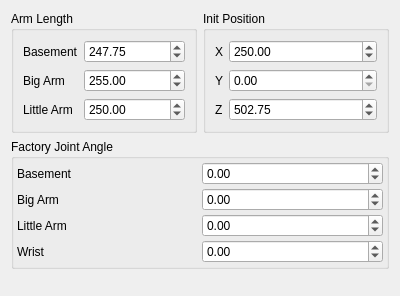
ww4u/megarobostudio, file source/wnd/ui/sinanjuconfig.ui: the form before one commit.
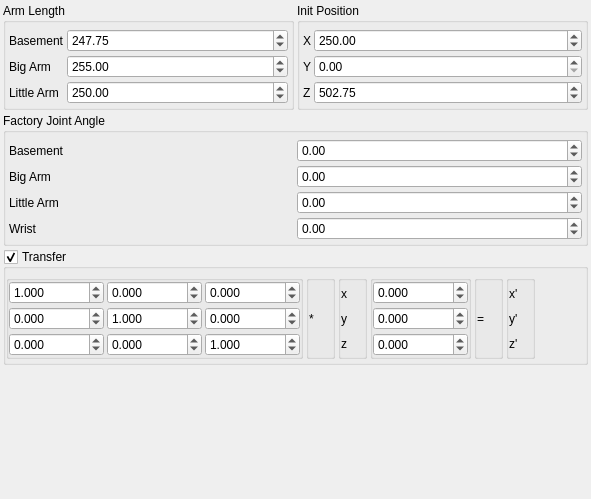
The form after the commit.

Diff of the .ui file:
```diff
--- a/source/wnd/ui/sinanjuconfig.ui
+++ b/source/wnd/ui/sinanjuconfig.ui
@@ -6,33 +6,53 @@
    <rect>
     <x>0</x>
     <y>0</y>
-    <width>400</width>
-    <height>296</height>
+    <width>591</width>
+    <height>499</height>
    </rect>
   </property>
   <property name="windowTitle">
    <string>Form</string>
   </property>
   <layout class="QGridLayout" name="gridLayout">
-   <item row="2" column="0">
-    <spacer name="verticalSpacer">
-     <property name="orientation">
-      <enum>Qt::Vertical</enum>
-     </property>
-     <property name="sizeHint" stdset="0">
-      <size>
-       <width>20</width>
-       <height>40</height>
-      </size>
-     </property>
-    </spacer>
-   </item>
+   <property name="leftMargin">
+    <number>3</number>
+   </property>
+   <property name="topMargin">
+    <number>3</number>
+   </property>
+   <property name="rightMargin">
+    <number>3</number>
+   </property>
+   <property name="bottomMargin">
+    <number>3</number>
+   </property>
+   <property name="spacing">
+    <number>3</number>
+   </property>
    <item row="0" column="0">
     <widget class="QGroupBox" name="groupBox">
      <property name="title">
       <string>Arm Length</string>
      </property>
      <layout class="QFormLayout" name="formLayout">
+      <property name="horizontalSpacing">
+       <number>3</number>
+      </property>
+      <property name="verticalSpacing">
+       <number>3</number>
+      </property>
+      <property name="leftMargin">
+       <number>3</number>
+      </property>
+      <property name="topMargin">
+       <number>6</number>
+      </property>
+      <property name="rightMargin">
+       <number>3</number>
+      </property>
+      <property name="bottomMargin">
+       <number>3</number>
+      </property>
       <item row="0" column="0">
        <widget class="QLabel" name="label">
         <property name="text">
@@ -87,66 +107,6 @@
      </layout>
     </widget>
    </item>
-   <item row="0" column="1">
-    <widget class="QGroupBox" name="groupBox_2">
-     <property name="title">
-      <string>Init Position</string>
-     </property>
-     <layout class="QFormLayout" name="formLayout_2">
-      <item row="0" column="0">
-       <widget class="QLabel" name="label_4">
-        <property name="text">
-         <string>X</string>
-        </property>
-       </widget>
-      </item>
-      <item row="0" column="1">
-       <widget class="QDoubleSpinBox" name="spinX">
-        <property name="maximum">
-         <double>1000.000000000000000</double>
-        </property>
-        <property name="value">
-         <double>250.000000000000000</double>
-        </property>
-       </widget>
-      </item>
-      <item row="1" column="0">
-       <widget class="QLabel" name="label_5">
-        <property name="text">
-         <string>Y</string>
-        </property>
-       </widget>
-      </item>
-      <item row="1" column="1">
-       <widget class="QDoubleSpinBox" name="spinY">
-        <property name="maximum">
-         <double>1000.000000000000000</double>
-        </property>
-        <property name="value">
-         <double>0.000000000000000</double>
-        </property>
-       </widget>
-      </item>
-      <item row="2" column="0">
-       <widget class="QLabel" name="label_6">
-        <property name="text">
-         <string>Z</string>
-        </property>
-       </widget>
-      </item>
-      <item row="2" column="1">
-       <widget class="QDoubleSpinBox" name="spinZ">
-        <property name="maximum">
-         <double>1000.000000000000000</double>
-        </property>
-        <property name="value">
-         <double>502.750000000000000</double>
-        </property>
-       </widget>
-      </item>
-     </layout>
-    </widget>
-   </item>
    <item row="1" column="0" colspan="2">
     <widget class="QGroupBox" name="groupBox_3">
      <property name="title">
@@ -157,7 +117,7 @@
        <number>3</number>
       </property>
       <property name="topMargin">
-       <number>3</number>
+       <number>6</number>
       </property>
       <property name="rightMargin">
        <number>3</number>
@@ -239,6 +199,502 @@
      </layout>
     </widget>
    </item>
+   <item row="0" column="1">
+    <widget class="QGroupBox" name="groupBox_2">
+     <property name="title">
+      <string>Init Position</string>
+     </property>
+     <layout class="QFormLayout" name="formLayout_2">
+      <property name="horizontalSpacing">
+       <number>3</number>
+      </property>
+      <property name="verticalSpacing">
+       <number>3</number>
+      </property>
+      <property name="leftMargin">
+       <number>3</number>
+      </property>
+      <property name="topMargin">
+       <number>6</number>
+      </property>
+      <property name="rightMargin">
+       <number>3</number>
+      </property>
+      <property name="bottomMargin">
+       <number>3</number>
+      </property>
+      <item row="0" column="0">
+       <widget class="QLabel" name="label_4">
+        <property name="text">
+         <string>X</string>
+        </property>
+       </widget>
+      </item>
+      <item row="0" column="1">
+       <widget class="QDoubleSpinBox" name="spinX">
+        <property name="maximum">
+         <double>1000.000000000000000</double>
+        </property>
+        <property name="value">
+         <double>250.000000000000000</double>
+        </property>
+       </widget>
+      </item>
+      <item row="1" column="0">
+       <widget class="QLabel" name="label_5">
+        <property name="text">
+         <string>Y</string>
+        </property>
+       </widget>
+      </item>
+      <item row="1" column="1">
+       <widget class="QDoubleSpinBox" name="spinY">
+        <property name="maximum">
+         <double>1000.000000000000000</double>
+        </property>
+        <property name="value">
+         <double>0.000000000000000</double>
+        </property>
+       </widget>
+      </item>
+      <item row="2" column="0">
+       <widget class="QLabel" name="label_6">
+        <property name="text">
+         <string>Z</string>
+        </property>
+       </widget>
+      </item>
+      <item row="2" column="1">
+       <widget class="QDoubleSpinBox" name="spinZ">
+        <property name="maximum">
+         <double>1000.000000000000000</double>
+        </property>
+        <property name="value">
+         <double>502.750000000000000</double>
+        </property>
+       </widget>
+      </item>
+     </layout>
+    </widget>
+   </item>
+   <item row="3" column="0">
+    <spacer name="verticalSpacer">
+     <property name="orientation">
+      <enum>Qt::Vertical</enum>
+     </property>
+     <property name="sizeHint" stdset="0">
+      <size>
+       <width>20</width>
+       <height>40</height>
+      </size>
+     </property>
+    </spacer>
+   </item>
+   <item row="2" column="0" colspan="2">
+    <widget class="QGroupBox" name="gpTransfer">
+     <property name="title">
+      <string>Transfer</string>
+     </property>
+     <property name="checkable">
+      <bool>true</bool>
+     </property>
+     <layout class="QGridLayout" name="gridLayout_3">
+      <property name="leftMargin">
+       <number>0</number>
+      </property>
+      <property name="topMargin">
+       <number>6</number>
+      </property>
+      <property name="rightMargin">
+       <number>0</number>
+      </property>
+      <property name="bottomMargin">
+       <number>3</number>
+      </property>
+      <property name="spacing">
+       <number>3</number>
+      </property>
+      <item row="2" column="1">
+       <widget class="QGroupBox" name="groupBox_5">
+        <property name="title">
+         <string/>
+        </property>
+        <layout class="QGridLayout" name="gridLayout_4">
+         <property name="leftMargin">
+          <number>0</number>
+         </property>
+         <property name="topMargin">
+          <number>0</number>
+         </property>
+         <property name="rightMargin">
+          <number>0</number>
+         </property>
+         <property name="bottomMargin">
+          <number>0</number>
+         </property>
+         <property name="spacing">
+          <number>3</number>
+         </property>
+         <item row="3" column="0">
+          <widget class="QDoubleSpinBox" name="spinR10">
+           <property name="decimals">
+            <number>3</number>
+           </property>
+           <property name="minimum">
+            <double>-1000000.000000000000000</double>
+           </property>
+           <property name="maximum">
+            <double>1000000.000000000000000</double>
+           </property>
+          </widget>
+         </item>
+         <item row="6" column="0">
+          <widget class="QDoubleSpinBox" name="spinR20">
+           <property name="decimals">
+            <number>3</number>
+           </property>
+           <property name="minimum">
+            <double>-1000000.000000000000000</double>
+           </property>
+           <property name="maximum">
+            <double>1000000.000000000000000</double>
+           </property>
+          </widget>
+         </item>
+         <item row="0" column="1">
+          <widget class="QDoubleSpinBox" name="spinR01">
+           <property name="decimals">
+            <number>3</number>
+           </property>
+           <property name="minimum">
+            <double>-1000000.000000000000000</double>
+           </property>
+           <property name="maximum">
+            <double>1000000.000000000000000</double>
+           </property>
+          </widget>
+         </item>
+         <item row="0" column="0">
+          <widget class="QDoubleSpinBox" name="spinR00">
+           <property name="decimals">
+            <number>3</number>
+           </property>
+           <property name="minimum">
+            <double>-1000000.000000000000000</double>
+           </property>
+           <property name="maximum">
+            <double>1000000.000000000000000</double>
+           </property>
+           <property name="value">
+            <double>1.000000000000000</double>
+           </property>
+          </widget>
+         </item>
+         <item row="0" column="2">
+          <widget class="QDoubleSpinBox" name="spinR02">
+           <property name="decimals">
+            <number>3</number>
+           </property>
+           <property name="minimum">
+            <double>-1000000.000000000000000</double>
+           </property>
+           <property name="maximum">
+            <double>1000000.000000000000000</double>
+           </property>
+          </widget>
+         </item>
+         <item row="3" column="1">
+          <widget class="QDoubleSpinBox" name="spinR11">
+           <property name="decimals">
+            <number>3</number>
+           </property>
+           <property name="minimum">
+            <double>-1000000.000000000000000</double>
+           </property>
+           <property name="maximum">
+            <double>1000000.000000000000000</double>
+           </property>
+           <property name="value">
+            <double>1.000000000000000</double>
+           </property>
+          </widget>
+         </item>
+         <item row="3" column="2">
+          <widget class="QDoubleSpinBox" name="spinR12">
+           <property name="decimals">
+            <number>3</number>
+           </property>
+           <property name="minimum">
+            <double>-1000000.000000000000000</double>
+           </property>
+           <property name="maximum">
+            <double>1000000.000000000000000</double>
+           </property>
+          </widget>
+         </item>
+         <item row="6" column="1">
+          <widget class="QDoubleSpinBox" name="spinR21">
+           <property name="decimals">
+            <number>3</number>
+           </property>
+           <property name="minimum">
+            <double>-1000000.000000000000000</double>
+           </property>
+           <property name="maximum">
+            <double>1000000.000000000000000</double>
+           </property>
+          </widget>
+         </item>
+         <item row="6" column="2">
+          <widget class="QDoubleSpinBox" name="spinR22">
+           <property name="decimals">
+            <number>3</number>
+           </property>
+           <property name="minimum">
+            <double>-1000000.000000000000000</double>
+           </property>
+           <property name="maximum">
+            <double>1000000.000000000000000</double>
+           </property>
+           <property name="value">
+            <double>1.000000000000000</double>
+           </property>
+          </widget>
+         </item>
+        </layout>
+       </widget>
+      </item>
+      <item row="2" column="4">
+       <widget class="QGroupBox" name="groupBox_6">
+        <property name="title">
+         <string/>
+        </property>
+        <layout class="QGridLayout" name="gridLayout_5">
+         <property name="leftMargin">
+          <number>0</number>
+         </property>
+         <property name="topMargin">
+          <number>0</number>
+         </property>
+         <property name="rightMargin">
+          <number>0</number>
+         </property>
+         <property name="bottomMargin">
+          <number>0</number>
+         </property>
+         <property name="spacing">
+          <number>3</number>
+         </property>
+         <item row="2" column="0">
+          <widget class="QDoubleSpinBox" name="spinS10">
+           <property name="decimals">
+            <number>3</number>
+           </property>
+           <property name="minimum">
+            <double>-1000000.000000000000000</double>
+           </property>
+           <property name="maximum">
+            <double>1000000.000000000000000</double>
+           </property>
+          </widget>
+         </item>
+         <item row="3" column="0">
+          <widget class="QDoubleSpinBox" name="spinS20">
+           <property name="decimals">
+            <number>3</number>
+           </property>
+           <property name="minimum">
+            <double>-1000000.000000000000000</double>
+           </property>
+           <property name="maximum">
+            <double>1000000.000000000000000</double>
+           </property>
+          </widget>
+         </item>
+         <item row="0" column="0">
+          <widget class="QDoubleSpinBox" name="spinS00">
+           <property name="decimals">
+            <number>3</number>
+           </property>
+           <property name="minimum">
+            <double>-1000000.000000000000000</double>
+           </property>
+           <property name="maximum">
+            <double>1000000.000000000000000</double>
+           </property>
+          </widget>
+         </item>
+        </layout>
+       </widget>
+      </item>
+      <item row="2" column="3">
+       <widget class="QGroupBox" name="groupBox_8">
+        <property name="title">
+         <string/>
+        </property>
+        <layout class="QVBoxLayout" name="verticalLayout_2">
+         <property name="spacing">
+          <number>0</number>
+         </property>
+         <property name="leftMargin">
+          <number>0</number>
+         </property>
+         <property name="topMargin">
+          <number>0</number>
+         </property>
+         <property name="rightMargin">
+          <number>0</number>
+         </property>
+         <property name="bottomMargin">
+          <number>0</number>
+         </property>
+         <item>
+          <widget class="QLabel" name="label_12">
+           <property name="text">
+            <string>x</string>
+           </property>
+          </widget>
+         </item>
+         <item>
+          <widget class="QLabel" name="label_13">
+           <property name="text">
+            <string>y</string>
+           </property>
+          </widget>
+         </item>
+         <item>
+          <widget class="QLabel" name="label_14">
+           <property name="text">
+            <string>z</string>
+           </property>
+          </widget>
+         </item>
+        </layout>
+       </widget>
+      </item>
+      <item row="2" column="2">
+       <widget class="QGroupBox" name="groupBox_9">
+        <property name="title">
+         <string/>
+        </property>
+        <layout class="QVBoxLayout" name="verticalLayout">
+         <property name="spacing">
+          <number>0</number>
+         </property>
+         <property name="leftMargin">
+          <number>0</number>
+         </property>
+         <property name="topMargin">
+          <number>0</number>
+         </property>
+         <property name="rightMargin">
+          <number>0</number>
+         </property>
+         <property name="bottomMargin">
+          <number>0</number>
+         </property>
+         <item>
+          <widget class="QLabel" name="label_11">
+           <property name="text">
+            <string>*</string>
+           </property>
+          </widget>
+         </item>
+        </layout>
+       </widget>
+      </item>
+      <item row="2" column="6">
+       <widget class="QGroupBox" name="groupBox_7">
+        <property name="title">
+         <string/>
+        </property>
+        <layout class="QVBoxLayout" name="verticalLayout_4">
+         <property name="spacing">
+          <number>0</number>
+         </property>
+         <property name="leftMargin">
+          <number>0</number>
+         </property>
+         <property name="topMargin">
+          <number>0</number>
+         </property>
+         <property name="rightMargin">
+          <number>0</number>
+         </property>
+         <property name="bottomMargin">
+          <number>0</number>
+         </property>
+         <item>
+          <widget class="QLabel" name="label_16">
+           <property name="text">
+            <string>x'</string>
+           </property>
+          </widget>
+         </item>
+         <item>
+          <widget class="QLabel" name="label_17">
+           <property name="text">
+            <string>y'</string>
+           </property>
+          </widget>
+         </item>
+         <item>
+          <widget class="QLabel" name="label_18">
+           <property name="text">
+            <string>z'</string>
+           </property>
+          </widget>
+         </item>
+        </layout>
+       </widget>
+      </item>
+      <item row="2" column="7">
+       <spacer name="horizontalSpacer">
+        <property name="orientation">
+         <enum>Qt::Horizontal</enum>
+        </property>
+        <property name="sizeHint" stdset="0">
+         <size>
+          <width>40</width>
+          <height>20</height>
+         </size>
+        </property>
+       </spacer>
+      </item>
+      <item row="2" column="5">
+       <widget class="QGroupBox" name="groupBox_10">
+        <property name="title">
+         <string/>
+        </property>
+        <layout class="QVBoxLayout" name="verticalLayout_3">
+         <property name="spacing">
+          <number>3</number>
+         </property>
+         <property name="leftMargin">
+          <number>0</number>
+         </property>
+         <property name="topMargin">
+          <number>0</number>
+         </property>
+         <property name="rightMargin">
+          <number>0</number>
+         </property>
+         <property name="bottomMargin">
+          <number>0</number>
+         </property>
+         <item>
+          <widget class="QLabel" name="label_15">
+           <property name="text">
+            <string>=</string>
+           </property>
+          </widget>
+         </item>
+        </layout>
+       </widget>
+      </item>
+     </layout>
+    </widget>
+   </item>
   </layout>
  </widget>
  <resources/>
```
